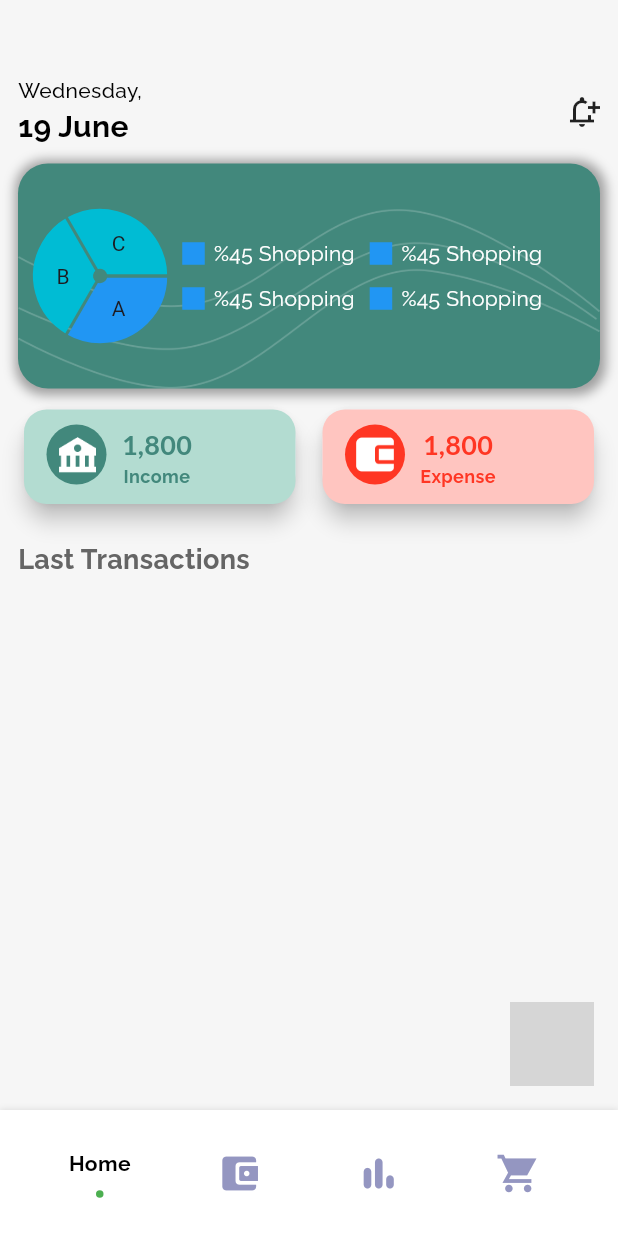
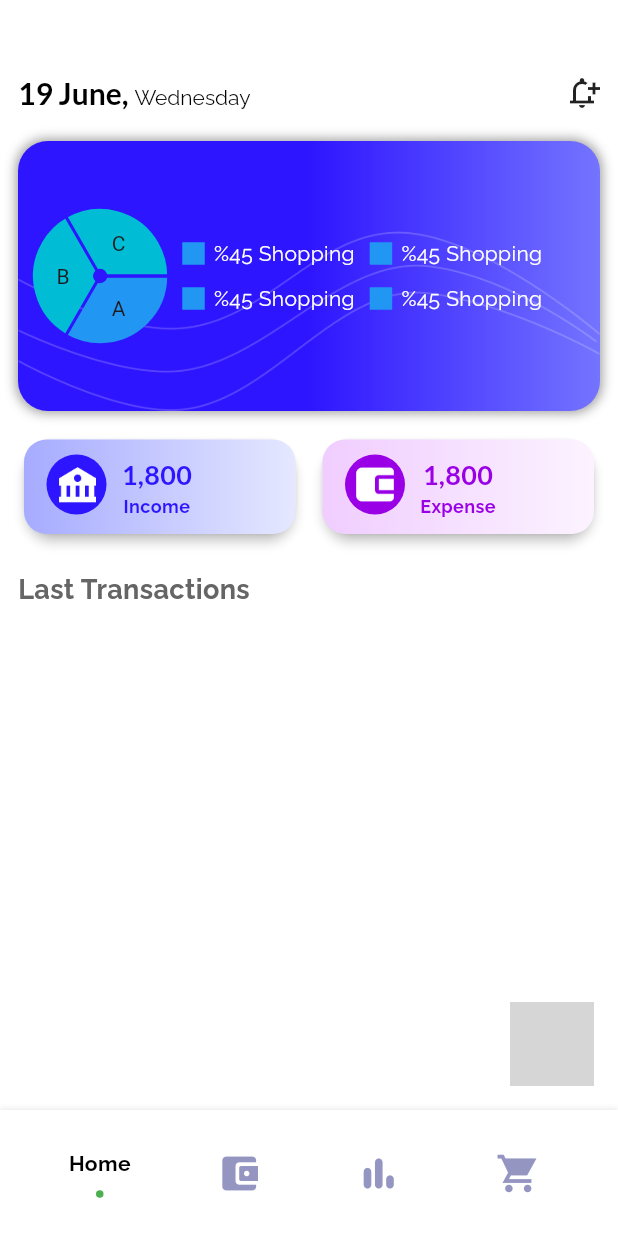
Before and after one commit to Kevinkiron/zoro, a Flutter app: the screen it shows after launch, after a tap on "Available Balance", on a phone screen of 412 x 824 dp. Run offline on Flutter 3.47's test engine with Material 3 defaults, Android fonts, the light colour scheme and no system bars; drawn by our look-alikes of fl_chart, flashy_tab_bar2, flip_card; our stand-ins replace bloc, easy_date_timeline, equatable, flutter_bloc, gap, google_fonts and 2 more; missing offline and left inert: circular_menu; accounts and stored records are empty; generated files the repository leaves out were written again; grey boxes are pictures that could not be loaded.

Commit message:
Colors ui updation

```diff
--- a/lib/screens/add_expense_income/expense_form.dart
+++ b/lib/screens/add_expense_income/expense_form.dart
@@ -9,7 +9,7 @@ import 'package:gap/gap.dart';
 import '../../data/bloc/account_bloc/account_bloc.dart';
 import '../home/home.dart';
 import 'bloc/budget_form_bloc.dart';
-import 'widgets/bottom_sheet.dart';
+import 'widgets/alert_dialog_accounts.dart';
 import 'widgets/custom_textfield.dart';
 
 class AddExpenseValue extends StatelessWidget {
--- a/lib/screens/home/home.dart
+++ b/lib/screens/home/home.dart
@@ -3,7 +3,6 @@ import 'dart:developer';
 import 'package:expense_tracker/data/bloc/home_bloc/home_bloc.dart';
 import 'package:expense_tracker/utils/app_font_styles.dart';
 import 'package:expense_tracker/utils/string_const.dart';
-import 'package:flip_card/flip_card.dart';
 import 'package:flutter/material.dart';
 import 'package:flutter/widgets.dart';
 import 'package:flutter_bloc/flutter_bloc.dart';
@@ -14,7 +13,7 @@ import '../../data/bloc/account_bloc/account_bloc.dart';
 import '../../utils/bottom.dart';
 import '../../utils/constants.dart';
 import '../../utils/floating_button.dart';
-import '../../utils/pie_chart.dart';
+import 'widgets/top_balance_container.dart';
 
 class Home extends StatelessWidget {
   const Home({super.key});
@@ -27,6 +26,7 @@ class Home extends StatelessWidget {
           bottomNavigationBar: const BottomNavBar(),
           body: state.pages[state.tabIndex],
           floatingActionButton: const FloatButton(),
+          backgroundColor: Colors.white,
         );
       },
     );
@@ -40,11 +40,13 @@ class HomeView extends StatelessWidget {
 
   @override
   Widget build(BuildContext context) {
-    String week = DateFormat("EEEE,").format(DateTime.now());
-    String dateMonth = DateFormat("d MMMM").format(DateTime.now());
+    String week = DateFormat("EEEE").format(DateTime.now());
+    String dateMonth = DateFormat("d MMMM, ").format(DateTime.now());
     return BlocBuilder<AccountBloc, AccountState>(
       builder: (context, state) {
-        return Padding(
+        return Scaffold(
+          backgroundColor: Colors.white,
+          body: Padding(
             padding: const EdgeInsets.symmetric(
               horizontal: 12,
               vertical: 10,
@@ -58,40 +60,38 @@ class HomeView extends StatelessWidget {
                 Row(
                   mainAxisAlignment: MainAxisAlignment.spaceBetween,
                   children: [
-                  Column(
+                    Row(
                       crossAxisAlignment: CrossAxisAlignment.start,
                       children: [
-                      AppFont().S(
+                        RichText(
+                          text: TextSpan(
+                            children: [
+                              TextSpan(
+                                  text: dateMonth,
+                                  style: AppFont()
+                                      .N(
+                                        text: '',
+                                        fontSize: 20,
+                                        fontWeight: FontWeight.bold,
+                                      )
+                                      .style),
+                              TextSpan(
                                   text: week,
-                          fontSize: 14,
-                          fontWeight: FontWeight.w500),
-                      AppFont().S(
-                          text: dateMonth,
-                          fontSize: 20,
-                          fontWeight: FontWeight.bold),
-
-                      // Text(week),
-                      // Text(
-                      //   dateMonth,
-                      //   style: const TextStyle(
-                      //       fontSize: 18, fontWeight: FontWeight.bold),
-                      // ),
+                                  style: AppFont().S(text: '').style),
+                            ],
+                          ),
+                        ),
                       ],
                     ),
                     const Icon(Icons.notification_add_outlined)
                   ],
                 ),
                 const SizedBox(
-                height: 10,
+                  height: 20,
                 ),
-              FlipCard(
-                direction: FlipDirection.HORIZONTAL,
-                speed: 1000,
-                front: _frontSideTopCard(),
-                back: _backSideTopCard(),
-              ),
+                const TopContainerWithBalance(),
                 const SizedBox(
-                height: 10,
+                  height: 15,
                 ),
                 Row(
                   mainAxisAlignment: MainAxisAlignment.spaceBetween,
@@ -119,6 +119,7 @@ class HomeView extends StatelessWidget {
                 const Gap(10),
                 todaysTransact(state),
               ],
+            ),
           ),
         );
       },
@@ -157,6 +158,7 @@ class HomeView extends StatelessWidget {
     showDialog<String>(
       context: context,
       builder: (BuildContext context) => AlertDialog(
+        backgroundColor: Colors.white,
         title: Text(state.expense[index].amount.toString()),
         content: Text(state.expense[index].note),
         actions: <Widget>[
@@ -169,9 +171,9 @@ class HomeView extends StatelessWidget {
               context.read<AccountBloc>().add(
                     DeleteExpense(state.expense[index].id),
                   );
-              Navigator.pop(context, 'OK');
+              Navigator.pop(context, 'Delete');
             },
-            child: const Text('OK'),
+            child: const Text('Delete'),
           ),
         ],
       ),
@@ -197,64 +199,26 @@ class HomeView extends StatelessWidget {
     );
   }
 
-  Container _budgetForDayCard() {
-    return Container(
-      padding: const EdgeInsets.all(18),
-      height: 90,
-      width: 400,
-      decoration: BoxDecoration(
-        color: const Color.fromARGB(255, 91, 184, 168),
-        borderRadius: BorderRadius.circular(15),
-      ),
-      child: Row(
-        mainAxisAlignment: MainAxisAlignment.spaceBetween,
-        children: [
-          Column(
-            crossAxisAlignment: CrossAxisAlignment.start,
-            mainAxisAlignment: MainAxisAlignment.spaceBetween,
-            children: [
-              AppFont().S(
-                text: StringConst.budgetForToday,
-                color: Colors.white,
-                fontSize: 18,
-                fontWeight: FontWeight.w600,
-              ),
-              AppFont().S(
-                text: StringConst.cashAvailable,
-                color: Colors.grey,
-                fontSize: 15,
-                fontWeight: FontWeight.w400,
-              ),
-            ],
-          ),
-          const Text(
-            '2,478',
-            style: TextStyle(
-              color: Colors.white,
-              fontSize: 24,
-              fontWeight: FontWeight.bold,
-            ),
-          ),
-        ],
-      ),
-    );
-  }
-
   Card _expenseCard() {
     return Card(
       shape: RoundedRectangleBorder(borderRadius: BorderRadius.circular(20)),
-      elevation: 6,
+      elevation: 3,
       child: Container(
         padding: const EdgeInsets.symmetric(horizontal: 15, vertical: 10),
         decoration: BoxDecoration(
-            color: const Color(0xFFffc5c0),
+            gradient: const LinearGradient(
+              colors: [
+                Color(0xFFf0cdff),
+                Color(0xFFfcf3ff),
+              ],
+            ),
             borderRadius: BorderRadius.circular(15)),
         child: Row(
           crossAxisAlignment: CrossAxisAlignment.start,
           children: [
             CircleAvatar(
               radius: 20,
-              backgroundColor: const Color(0xFFff3623),
+              backgroundColor: const Color(0xFF9900e6),
               child: Image.asset(
                 AppImages.walletIcon,
                 height: 80,
@@ -266,13 +230,13 @@ class HomeView extends StatelessWidget {
               children: [
                 AppFont().N(
                   text: '1,800',
-                  color: const Color(0xFFff3623),
+                  color: const Color(0xFF9900e6),
                   fontSize: 18,
                   fontWeight: FontWeight.bold,
                 ),
                 AppFont().S(
                   text: StringConst.expense,
-                  color: const Color(0xFFff3623),
+                  color: const Color(0xFF9900e6),
                   fontSize: 12,
                   fontWeight: FontWeight.bold,
                 ),
@@ -287,18 +251,23 @@ class HomeView extends StatelessWidget {
   Card _incomeCard() {
     return Card(
       shape: RoundedRectangleBorder(borderRadius: BorderRadius.circular(20)),
-      elevation: 6,
+      elevation: 3,
       child: Container(
         padding: const EdgeInsets.symmetric(horizontal: 15, vertical: 10),
         decoration: BoxDecoration(
-            color: const Color(0xFFb3dcd1),
+            gradient: const LinearGradient(
+              colors: [
+                Color(0xFFa6abff),
+                Color(0xFFe5e8ff),
+              ],
+            ),
             borderRadius: BorderRadius.circular(15)),
         child: Row(
           crossAxisAlignment: CrossAxisAlignment.start,
           children: [
             CircleAvatar(
               radius: 20,
-              backgroundColor: const Color(0xFF42887c),
+              backgroundColor: const Color(0xFF2e15ff),
               child: Image.asset(
                 AppImages.bankIcon,
                 height: 80,
@@ -310,13 +279,13 @@ class HomeView extends StatelessWidget {
               children: [
                 AppFont().N(
                   text: '1,800',
-                  color: const Color(0xFF42887c),
+                  color: const Color(0xFF2e15ff),
                   fontSize: 18,
                   fontWeight: FontWeight.bold,
                 ),
                 AppFont().S(
                   text: StringConst.income,
-                  color: const Color(0xFF42887c),
+                  color: const Color(0xFF2e15ff),
                   fontSize: 12,
                   fontWeight: FontWeight.bold,
                 ),
@@ -327,180 +296,4 @@ class HomeView extends StatelessWidget {
       ),
     );
   }
-
-  Container _backSideTopCard() {
-    return Container(
-      height: 150,
-      // width: 400,
-      padding: const EdgeInsets.symmetric(
-        horizontal: 10,
-      ),
-      decoration: BoxDecoration(
-        boxShadow: const [
-          BoxShadow(
-            color: Colors.grey,
-            offset: Offset(1, 1),
-            spreadRadius: 3,
-            blurRadius: 6,
-          ),
-        ],
-        image: const DecorationImage(
-          image: AssetImage(
-            AppImages.balanceCard,
-          ),
-          alignment: Alignment.bottomCenter,
-          fit: BoxFit.contain,
-        ),
-        color: const Color(0xFF42887c),
-        borderRadius: BorderRadius.circular(20),
-      ),
-
-      child: Row(
-        children: [
-          const Expanded(child: PieChartView()),
-          const Gap(10),
-          Expanded(
-            flex: 3,
-            child: Row(
-              children: [
-                Column(
-                  mainAxisAlignment: MainAxisAlignment.center,
-                  children: [
-                    Row(
-                      children: [
-                        Container(
-                          color: Colors.blue,
-                          height: 15,
-                          width: 15,
-                        ),
-                        const Gap(6),
-                        AppFont().S(text: '%45 Shopping', color: Colors.white)
-                      ],
-                    ),
-                    const Gap(10),
-                    Row(
-                      children: [
-                        Container(
-                          color: Colors.blue,
-                          height: 15,
-                          width: 15,
-                        ),
-                        const Gap(6),
-                        AppFont().S(text: '%45 Shopping', color: Colors.white)
-                      ],
-                    ),
-                  ],
-                ),
-                const Gap(10),
-                Column(
-                  mainAxisAlignment: MainAxisAlignment.center,
-                  children: [
-                    Row(
-                      children: [
-                        Container(
-                          color: Colors.blue,
-                          height: 15,
-                          width: 15,
-                        ),
-                        const Gap(6),
-                        AppFont().S(text: '%45 Shopping', color: Colors.white)
-                      ],
-                    ),
-                    const Gap(10),
-                    Row(
-                      children: [
-                        Container(
-                          color: Colors.blue,
-                          height: 15,
-                          width: 15,
-                        ),
-                        const Gap(6),
-                        AppFont().S(text: '%45 Shopping', color: Colors.white)
-                      ],
-                    ),
-                  ],
-                )
-              ],
-            ),
-          )
-        ],
-      ),
-
-      //   child: Column(children: []),
-    );
 }
-
-  Container _frontSideTopCard() {
-    return Container(
-      height: 150,
-      // width: 400,
-      padding: const EdgeInsets.symmetric(
-        horizontal: 20,
-      ),
-      decoration: BoxDecoration(
-          boxShadow: const [
-            BoxShadow(
-              color: Colors.grey,
-              offset: Offset(1, 1),
-              spreadRadius: 3,
-              blurRadius: 6,
-            ),
-          ],
-          image: const DecorationImage(
-            image: AssetImage(
-              AppImages.balanceCard,
-            ),
-            alignment: Alignment.bottomCenter,
-            fit: BoxFit.contain,
-          ),
-          color: const Color(0xFF42887c),
-          borderRadius: BorderRadius.circular(15)),
-      child: Column(
-        crossAxisAlignment: CrossAxisAlignment.start,
-        mainAxisAlignment: MainAxisAlignment.spaceBetween,
-        children: [
-          const SizedBox(
-            height: 10,
-          ),
-          Column(
-            crossAxisAlignment: CrossAxisAlignment.start,
-            children: [
-              Row(
-                mainAxisAlignment: MainAxisAlignment.spaceBetween,
-                children: [
-                  AppFont().S(
-                    text: StringConst.availableBal,
-                    color: Colors.white,
-                    fontSize: 18,
-                    fontWeight: FontWeight.bold,
-                  ),
-                  const Icon(
-                    Icons.arrow_forward_ios_rounded,
-                    color: Colors.white,
-                  )
-                ],
-              ),
-              AppFont().N(
-                text: ' 2,800',
-                color: Colors.white,
-                fontSize: 26,
-                fontWeight: FontWeight.bold,
-              ),
-            ],
-          ),
-          Align(
-              alignment: Alignment.bottomCenter,
-              child: AppFont().S(
-                text: StringConst.tapForDetail,
-                fontSize: 14,
-                fontWeight: FontWeight.w500,
-                color: Colors.white,
-              )),
-          const SizedBox(
-            height: 4,
-          )
-        ],
-      ),
-    );
-  }
-}
--- /dev/null
+++ b/lib/screens/home/widgets/top_balance_container.dart
@@ -0,0 +1,230 @@
+import 'package:flip_card/flip_card.dart';
+import 'package:flutter/material.dart';
+import 'package:gap/gap.dart';
+
+import '../../../utils/app_font_styles.dart';
+import '../../../utils/constants.dart';
+import '../../../utils/pie_chart.dart';
+import '../../../utils/string_const.dart';
+
+class TopContainerWithBalance extends StatelessWidget {
+  const TopContainerWithBalance({super.key});
+
+  @override
+  Widget build(BuildContext context) {
+    return FlipCard(
+      direction: FlipDirection.HORIZONTAL,
+      speed: 1000,
+      front: _frontSideTopCard(),
+      back: _backSideTopCard(),
+    );
+  }
+
+  Container _backSideTopCard() {
+    return Container(
+      height: 180,
+      // width: 400,
+      padding: const EdgeInsets.symmetric(
+        horizontal: 10,
+      ),
+      decoration: BoxDecoration(
+        boxShadow: const [
+          BoxShadow(
+            color: Colors.grey,
+            offset: Offset(0, 0),
+            spreadRadius: 1,
+            blurRadius: 6,
+          ),
+        ],
+        image: const DecorationImage(
+          image: AssetImage(
+            AppImages.balanceCard,
+          ),
+          alignment: Alignment.bottomCenter,
+          fit: BoxFit.contain,
+        ),
+        gradient: const LinearGradient(
+          colors: [
+            Color(0xFF2e15ff),
+            Color(0xFF2e15ff),
+            Color(0xFF7474ff),
+          ],
+        ),
+        borderRadius: BorderRadius.circular(20),
+      ),
+
+      child: Row(
+        children: [
+          const Expanded(child: PieChartView()),
+          const Gap(10),
+          Expanded(
+            flex: 3,
+            child: Row(
+              children: [
+                Column(
+                  mainAxisAlignment: MainAxisAlignment.center,
+                  children: [
+                    Row(
+                      children: [
+                        Container(
+                          color: Colors.blue,
+                          height: 15,
+                          width: 15,
+                        ),
+                        const Gap(6),
+                        AppFont().S(text: '%45 Shopping', color: Colors.white)
+                      ],
+                    ),
+                    const Gap(10),
+                    Row(
+                      children: [
+                        Container(
+                          color: Colors.blue,
+                          height: 15,
+                          width: 15,
+                        ),
+                        const Gap(6),
+                        AppFont().S(text: '%45 Shopping', color: Colors.white)
+                      ],
+                    ),
+                  ],
+                ),
+                const Gap(10),
+                Column(
+                  mainAxisAlignment: MainAxisAlignment.center,
+                  children: [
+                    Row(
+                      children: [
+                        Container(
+                          color: Colors.blue,
+                          height: 15,
+                          width: 15,
+                        ),
+                        const Gap(6),
+                        AppFont().S(text: '%45 Shopping', color: Colors.white)
+                      ],
+                    ),
+                    const Gap(10),
+                    Row(
+                      children: [
+                        Container(
+                          color: Colors.blue,
+                          height: 15,
+                          width: 15,
+                        ),
+                        const Gap(6),
+                        AppFont().S(text: '%45 Shopping', color: Colors.white)
+                      ],
+                    ),
+                  ],
+                )
+              ],
+            ),
+          )
+        ],
+      ),
+
+      //   child: Column(children: []),
+    );
+  }
+
+  Container _frontSideTopCard() {
+    return Container(
+      height: 180,
+      // width: 400,
+      padding: const EdgeInsets.symmetric(horizontal: 20, vertical: 20),
+      decoration: BoxDecoration(
+          boxShadow: const [
+            BoxShadow(
+              color: Colors.grey,
+              offset: Offset(0, 0),
+              spreadRadius: 1,
+              blurRadius: 6,
+            ),
+          ],
+          image: const DecorationImage(
+            image: AssetImage(
+              AppImages.balanceCard,
+            ),
+            alignment: Alignment.bottomCenter,
+            fit: BoxFit.contain,
+          ),
+          gradient: const LinearGradient(
+            colors: [
+              Color(0xFF2e15ff),
+              Color(0xFF2e15ff),
+              Color(0xFF7474ff),
+            ],
+          ),
+          borderRadius: BorderRadius.circular(15)),
+      child: Column(
+        crossAxisAlignment: CrossAxisAlignment.start,
+        mainAxisAlignment: MainAxisAlignment.spaceBetween,
+        children: [
+          // const SizedBox(
+          //   height: 10,
+          // ),
+          Column(
+            crossAxisAlignment: CrossAxisAlignment.start,
+            children: [
+              Row(
+                mainAxisAlignment: MainAxisAlignment.spaceBetween,
+                children: [
+                  AppFont().S(
+                    text: StringConst.availableBal,
+                    color: Colors.white,
+                    fontSize: 18,
+                    fontWeight: FontWeight.bold,
+                  ),
+                  const Icon(
+                    Icons.arrow_forward_ios_rounded,
+                    color: Colors.white,
+                  )
+                ],
+              ),
+              AppFont().N(
+                text: ' 2,800',
+                color: Colors.white,
+                fontSize: 26,
+                fontWeight: FontWeight.bold,
+              ),
+            ],
+          ),
+          Row(
+            mainAxisAlignment: MainAxisAlignment.spaceBetween,
+            children: [
+              Column(
+                crossAxisAlignment: CrossAxisAlignment.start,
+                children: [
+                  AppFont().S(
+                    text: 'Budget for the Month',
+                    fontSize: 17,
+                    fontWeight: FontWeight.w700,
+                    color: Colors.white,
+                  ),
+                  Align(
+                      alignment: Alignment.bottomCenter,
+                      child: AppFont().S(
+                        text: 'Cash Remaining',
+                        fontSize: 14,
+                        fontWeight: FontWeight.w500,
+                        color: Colors.white,
+                      )),
+                ],
+              ),
+              AppFont().N(
+                text: '2300',
+                fontSize: 20,
+                fontWeight: FontWeight.w700,
+                color: Colors.white,
+              ),
+            ],
+          ),
+          // const SizedBox(
+          //   height: 4,
+          // )
+        ],
+      ),
+    );
+  }
+}
--- a/lib/utils/floating_button.dart
+++ b/lib/utils/floating_button.dart
@@ -12,13 +12,13 @@ class FloatButton extends StatelessWidget {
   Widget build(BuildContext context) {
     return CircularMenu(
       //   backgroundWidget: Icon(Icons.add),
-      toggleButtonColor: Color(0xFF42887c),
+      toggleButtonColor: const Color(0xFF2e15ff),
 
       alignment: Alignment.bottomRight,
 
       items: [
         CircularMenuItem(
-          color: Color(0xFFff3623),
+          color: const Color(0xFF9900e6),
           // enableBadge: true,
           // badgeLabel: 'Expense',
           // badgeColor: Colors.black,
@@ -48,7 +48,7 @@ class FloatButton extends StatelessWidget {
           icon: Icons.account_balance,
           // badgeLabel: 'Expense',
           // badgeColor: Colors.black,
-          color: Color(0xFF5BB0A2),
+          color: Color(0xFF2e15ff),
         ),
       ],
       // onPressed: () {
```
Lines whose indentation alone changed are shown as unchanged.
